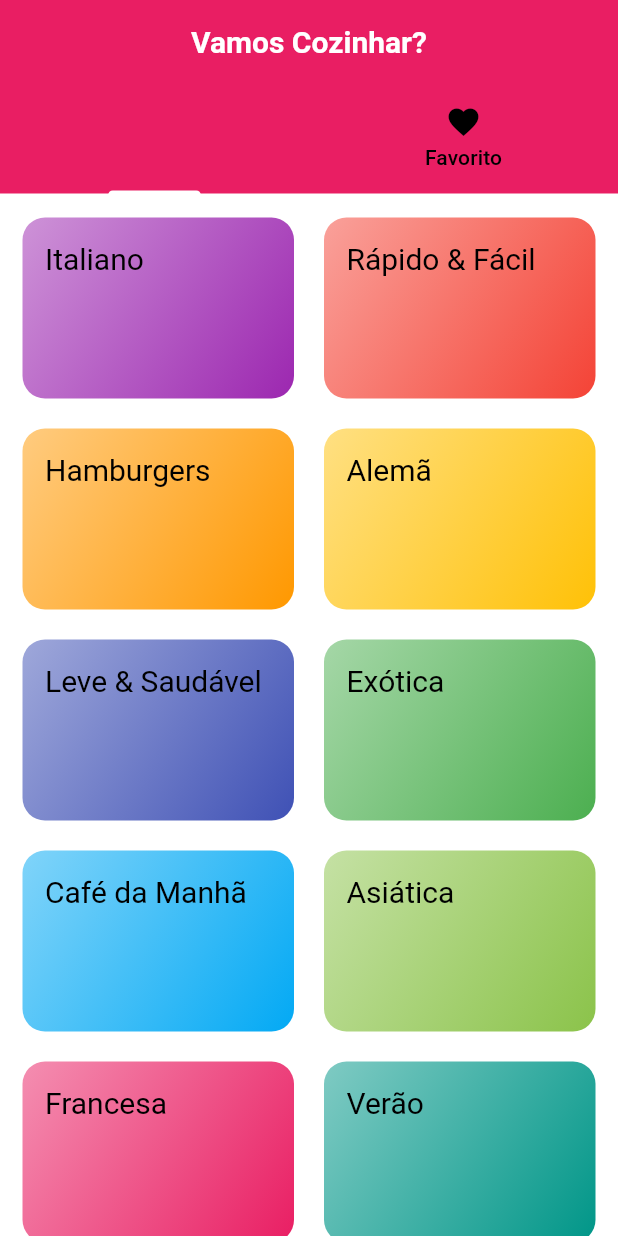
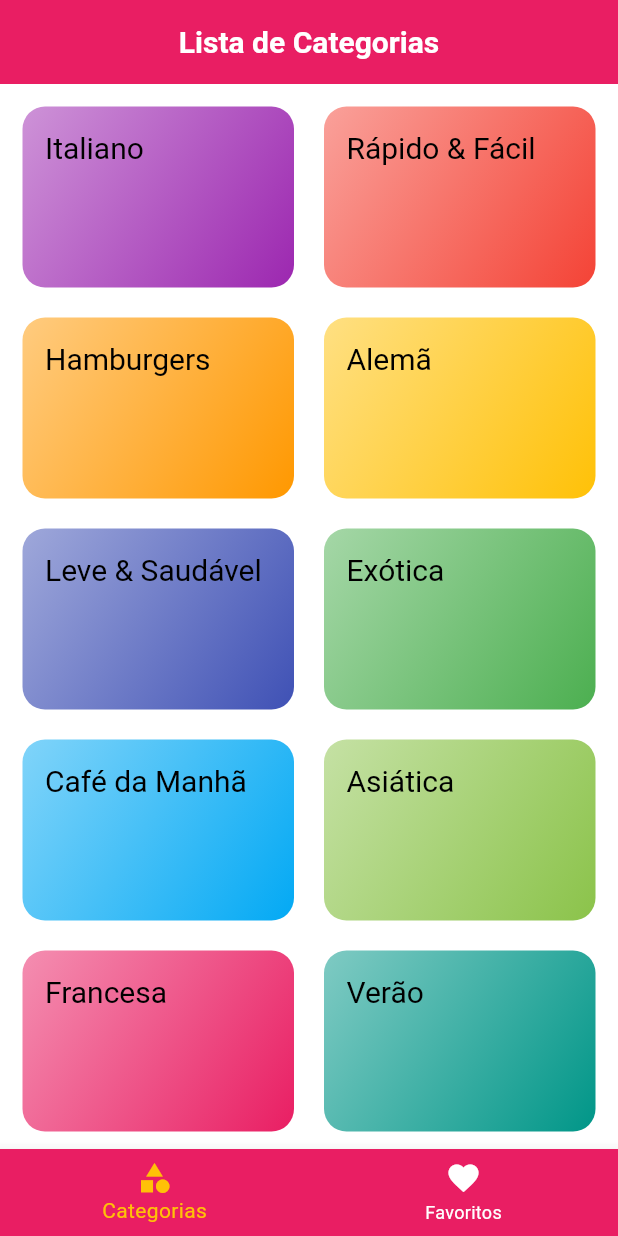
Before and after one commit to absjuniordev/food, a Flutter app: the screen it shows after launch, on a phone screen of 412 x 824 dp. Run offline on Flutter 3.47's test engine with Material 3 defaults, Android fonts, the phone set to English and light mode, and no system bars; Roboto replaces fonts that are missing (RobotoCondensed).

Commit message:
Refatoração e correção de codigo

```diff
--- a/lib/main.dart
+++ b/lib/main.dart
@@ -35,7 +35,6 @@ class MyApp extends StatelessWidget {
             color: Colors.white,
             fontSize: 20,
             fontWeight: FontWeight.bold,
-
           ),
         ),
       ),
--- a/lib/screens/tabs_screen.dart
+++ b/lib/screens/tabs_screen.dart
@@ -1,38 +1,51 @@
 import 'package:flutter/material.dart';
+import 'package:food/screens/categories_screen.dart';
+import 'package:food/screens/favortite_screen.dart';
 
-import 'categories_screen.dart';
-import 'favortite_screen.dart';
-
-class TabsScreen extends StatelessWidget {
+class TabsScreen extends StatefulWidget {
   const TabsScreen({super.key});
 
   @override
+  State<TabsScreen> createState() => _TabsScreenState();
+}
+
+class _TabsScreenState extends State<TabsScreen> {
+  int _selectedScreenIndex = 0;
+
+  final List<Map<String, Object>> _screens = [
+    {'title': 'Lista de Categorias', 'screen': const CategoriesScreen()},
+    {'title': 'Lista de Favoritos', 'screen': const FavortiteScreen()},
+  ];
+
+  _selectScreen(int index) {
+    setState(() {
+      _selectedScreenIndex = index;
+    });
+  }
+
+  @override
   Widget build(BuildContext context) {
-    return DefaultTabController(
-      length: 2,
-      child: Scaffold(
-        appBar: AppBar(
-          title: const Text('Vamos Cozinhar?'),
-          bottom: const TabBar(
-
-            tabs: [
-              Tab(
-                text: "Categoria",
-                icon: Icon(Icons.category),
-              ),
-              Tab(
-                text: "Favorito",
-                icon: Icon(Icons.favorite),
-              ),
-            ],
+    return Scaffold(
+      appBar: AppBar(
+        title: Text(_screens[_selectedScreenIndex]['title'] as String),
+      ),
+      body: _screens[_selectedScreenIndex]['screen'] as Widget,
+      bottomNavigationBar: BottomNavigationBar(
+        onTap: _selectScreen,
+        backgroundColor: Theme.of(context).colorScheme.primary,
+        unselectedItemColor: Colors.white,
+        selectedItemColor: Theme.of(context).colorScheme.secondary,
+        currentIndex: _selectedScreenIndex,
+        items: const [
+          BottomNavigationBarItem(
+            icon: Icon(Icons.category),
+            label: 'Categorias',
           ),
-        ),
-        body: const TabBarView(
-          children: [
-            CategoriesScreen(),
-            FavortiteScreen(),
-          ],
-        ),
+          BottomNavigationBarItem(
+            icon: Icon(Icons.favorite),
+            label: 'Favoritos',
+          ),
+        ],
       ),
     );
   }
```
